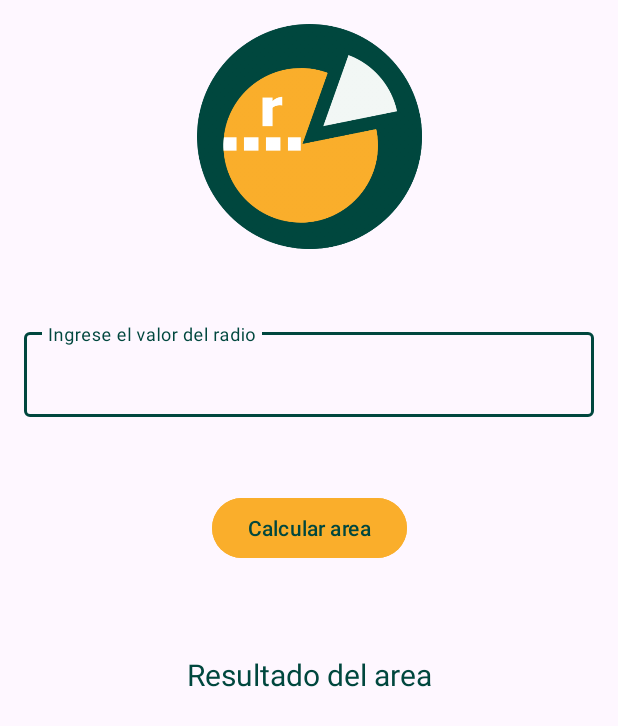
After one commit to Equipo-uno-Practica-tres/GeoShapeCal, an Android app: the CircleAreaActivity screen opened directly, with no data from a screen before it, on a phone screen of 412 x 824 dp. The commit adds this screen. Shown: the top 726 px of the screen. Run offline under Robolectric (Android 15) with nearby library versions, the phone set to English and light mode, and no system bars.

Commit message:
Commit de Calcular el Area de Circulo Funcional

```diff
--- a/app/src/main/AndroidManifest.xml
+++ b/app/src/main/AndroidManifest.xml
@@ -13,8 +13,15 @@
         android:theme="@style/Theme.GeoShapeCal"
         tools:targetApi="31">
         <activity
+            android:name=".CircleAreaActivity"
+            android:exported="false" >
+        </activity>
+
+        <activity
             android:name=".PerimeterSquareActivity"
-            android:exported="false" />
+            android:exported="false" >
+        </activity>
+
         <activity
             android:name=".MainActivity"
             android:exported="true">
@@ -23,7 +30,9 @@
 
                 <category android:name="android.intent.category.LAUNCHER" />
             </intent-filter>
+
         </activity>
+
     </application>
 
 </manifest>
--- /dev/null
+++ b/app/src/main/java/com/simonllano/geoshapecal/CircleAreaActivity.kt
@@ -0,0 +1,39 @@
+package com.simonllano.geoshapecal
+
+import androidx.appcompat.app.AppCompatActivity
+import android.os.Bundle
+import android.widget.Toast
+import androidx.lifecycle.Observer
+import androidx.lifecycle.ViewModelProvider
+import com.simonllano.geoshapecal.databinding.ActivityCircleAreaBinding
+
+class CircleAreaActivity : AppCompatActivity() {
+
+    private lateinit var circleAreaBinding: ActivityCircleAreaBinding
+    // Declarar el ViewModel con el de CircleAreaViewModel
+    private lateinit var circleAreaViewModel: CircleAreaViewModel
+    override fun onCreate(savedInstanceState: Bundle?) {
+        super.onCreate(savedInstanceState)
+        circleAreaBinding = ActivityCircleAreaBinding.inflate(layoutInflater)
+        val view = circleAreaBinding.root
+        setContentView(view)
+        // inicilizar el viewModel
+        circleAreaViewModel = ViewModelProvider(this)[CircleAreaViewModel::class.java]
+        // Observador para Area
+        val areaObserver = Observer<String> {area->
+            circleAreaBinding.resultCircleAreaTextView.setText(area + " m^2")}
+        // Poner observador Area
+        circleAreaViewModel.area.observe(this, areaObserver)
+
+        val errorMesaggeObserver = Observer<String> {errorMesagge ->
+            Toast.makeText(this, errorMesagge, Toast.LENGTH_LONG).show()}
+        circleAreaViewModel.errorMessage.observe(this, errorMesaggeObserver)
+
+
+        // escuchar el Touch del boton circleAreaButtonCalculate
+        circleAreaBinding.circleAreaButtonCalculate.setOnClickListener{
+            circleAreaViewModel.validateInput(circleAreaBinding.valueCircleAreaEditText.text.toString())
+
+        }
+    }
+}
--- /dev/null
+++ b/app/src/main/java/com/simonllano/geoshapecal/CircleAreaViewModel.kt
@@ -0,0 +1,31 @@
+package com.simonllano.geoshapecal
+
+import android.util.Log
+import androidx.lifecycle.MutableLiveData
+import androidx.lifecycle.ViewModel
+
+class CircleAreaViewModel:ViewModel() {
+
+    // crear LiveData
+    val area: MutableLiveData<String> by lazy {
+        MutableLiveData<String>()
+    }
+    val errorMessage: MutableLiveData<String> by lazy {
+        MutableLiveData<String>()
+    }
+
+
+    fun validateInput(inputArea: String) {
+        if(inputArea.isEmpty()) {
+            errorMessage.value = "Ingrese un numero para calcular area"
+        }
+        else {
+            var areaOne = (inputArea.toDouble() * inputArea.toDouble() * 3.1416).toString()
+            areaOne = String.format("%.2f", areaOne.toDouble())
+            area.value = areaOne
+        }
+
+    }
+
+
+}
--- a/app/src/main/java/com/simonllano/geoshapecal/MainActivity.kt
+++ b/app/src/main/java/com/simonllano/geoshapecal/MainActivity.kt
@@ -13,19 +13,20 @@ class MainActivity : AppCompatActivity() {
 
     private lateinit var geoshapecalBinding: ActivityMainBinding
 
-    private lateinit var mainViewModel: MainViewModel
-
     override fun onCreate(savedInstanceState: Bundle?) {
         super.onCreate(savedInstanceState)
         geoshapecalBinding = ActivityMainBinding.inflate(layoutInflater)
         val view = geoshapecalBinding.root
         setContentView(view)
 
-        mainViewModel= ViewModelProvider(this)[MainViewModel::class.java]
-
         geoshapecalBinding.circlePerimeterButton.setOnClickListener {//Aca se envia la orden para abrir la actividad
                     val intent = Intent(this,PerimeterSquareActivity::class.java) //donde se encontrara el perimetro del cuadrado
                     startActivity(intent)
+        }
+
+        geoshapecalBinding.circleAreaButton.setOnClickListener {
+            val intent = Intent(this,CircleAreaActivity::class.java)
+            startActivity(intent)
         }
 
         //val resultadoObserver = Observer<String> {resultado->  //Se crea el objeto observer
--- a/app/src/main/java/com/simonllano/geoshapecal/MainViewModel.kt
+++ /dev/null
@@ -1,13 +0,0 @@
-package com.simonllano.geoshapecal
-
-import android.util.Log
-import androidx.lifecycle.MutableLiveData
-import androidx.lifecycle.ViewModel //Libreria del view model
-
-class MainViewModel: ViewModel() { //herencia del viewmdodel
-
-    val resultado: MutableLiveData<String> by lazy{ //Live data
-        MutableLiveData<String>()
-    }
-
-}
--- /dev/null
+++ b/app/src/main/res/layout/activity_circle_area.xml
@@ -0,0 +1,74 @@
+<?xml version="1.0" encoding="utf-8"?>
+<androidx.constraintlayout.widget.ConstraintLayout xmlns:android="http://schemas.android.com/apk/res/android"
+    xmlns:app="http://schemas.android.com/apk/res-auto"
+    xmlns:tools="http://schemas.android.com/tools"
+    android:layout_width="match_parent"
+    android:layout_height="match_parent"
+    tools:context=".CircleAreaActivity">
+
+    <ImageView
+        android:id="@+id/imageViewCircleArea"
+        android:layout_width="150dp"
+        android:layout_height="150dp"
+        android:layout_marginStart="100dp"
+        android:layout_marginTop="16dp"
+        android:layout_marginEnd="100dp"
+        app:layout_constraintEnd_toEndOf="parent"
+        app:layout_constraintStart_toStartOf="parent"
+        app:layout_constraintTop_toTopOf="parent"
+        app:srcCompat="@drawable/circle" />
+
+    <com.google.android.material.textfield.TextInputLayout
+        android:id="@+id/value_circle_area_text_input_layout"
+        android:layout_width="0dp"
+        android:layout_height="wrap_content"
+        android:layout_marginStart="16dp"
+        android:layout_marginTop="50dp"
+        android:layout_marginEnd="16dp"
+        android:textColorHint="@color/headline_color"
+        app:boxStrokeColor="@color/button_text_color"
+        app:boxStrokeErrorColor="@color/headline_color"
+        app:hintTextColor="@color/button_text_color"
+        app:layout_constraintEnd_toEndOf="parent"
+        app:layout_constraintStart_toStartOf="parent"
+        app:layout_constraintTop_toBottomOf="@+id/imageViewCircleArea">
+
+        <com.google.android.material.textfield.TextInputEditText
+            android:id="@+id/value_circle_area_edit_text"
+            android:layout_width="match_parent"
+            android:layout_height="wrap_content"
+            android:hint="@string/radio_circle_area"
+            android:inputType="number|numberDecimal|numberSigned"
+            android:textColor="@color/button_text_color"
+            android:textColorHighlight="@color/button_text_color"
+            android:textColorHint="@color/button_text_color" />
+    </com.google.android.material.textfield.TextInputLayout>
+
+    <Button
+        android:id="@+id/circle_area_button_calculate"
+        android:layout_width="wrap_content"
+        android:layout_height="wrap_content"
+        android:layout_marginStart="160dp"
+        android:layout_marginTop="50dp"
+        android:layout_marginEnd="160dp"
+        android:backgroundTint="@color/yellow_button"
+        android:text="@string/circle_area_calculate"
+        android:textColor="@color/headline_color"
+        app:layout_constraintEnd_toEndOf="parent"
+        app:layout_constraintStart_toStartOf="parent"
+        app:layout_constraintTop_toBottomOf="@+id/value_circle_area_text_input_layout" />
+
+    <TextView
+        android:id="@+id/result_circle_area_textView"
+        android:layout_width="wrap_content"
+        android:layout_height="wrap_content"
+        android:layout_marginStart="150dp"
+        android:layout_marginTop="60dp"
+        android:layout_marginEnd="150dp"
+        android:text="@string/result_circle_area"
+        android:textColor="@color/button_text_color"
+        android:textSize="20sp"
+        app:layout_constraintEnd_toEndOf="parent"
+        app:layout_constraintStart_toStartOf="parent"
+        app:layout_constraintTop_toBottomOf="@+id/circle_area_button_calculate" />
+</androidx.constraintlayout.widget.ConstraintLayout>
--- a/app/src/main/res/values/strings.xml
+++ b/app/src/main/res/values/strings.xml
@@ -9,4 +9,7 @@
     <string name="side_cuadro">"Ingrese el valor de un lado "</string>
     <string name="result_cuadro_perimeter">Perimetro</string>
     <string name="Result_perimeter_cuadro">Resultado</string>
+    <string name="radio_circle_area">Ingrese el valor del radio</string>
+    <string name="circle_area_calculate">Calcular area</string>
+    <string name="result_circle_area">Resultado del area</string>
 </resources>
```
